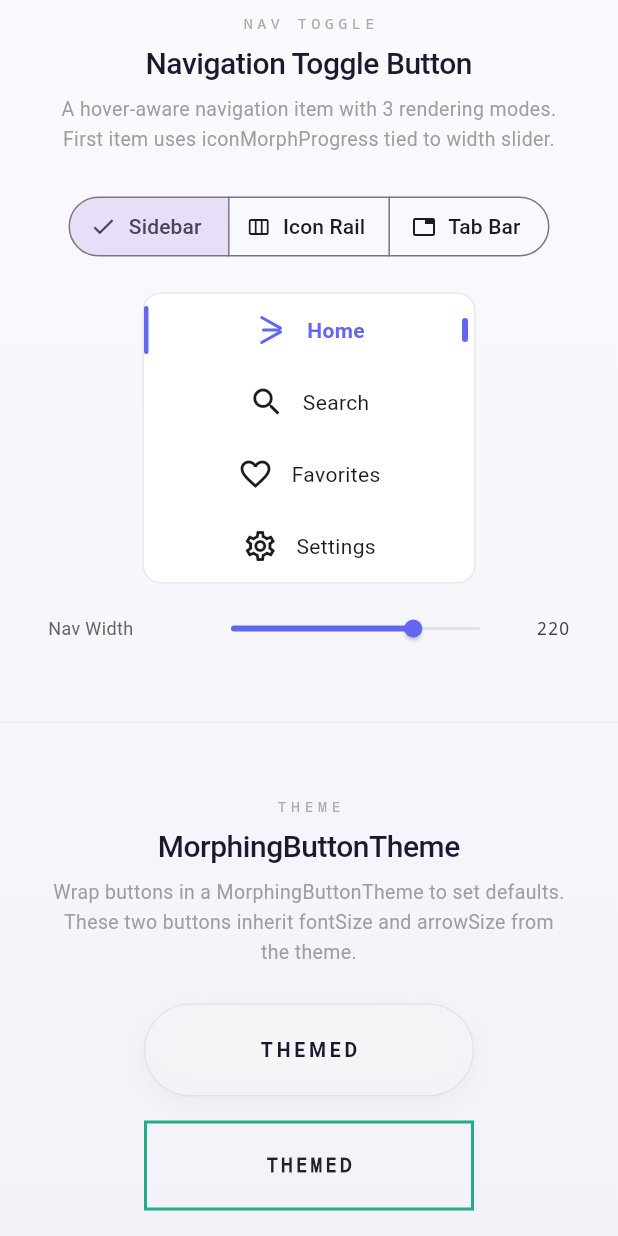
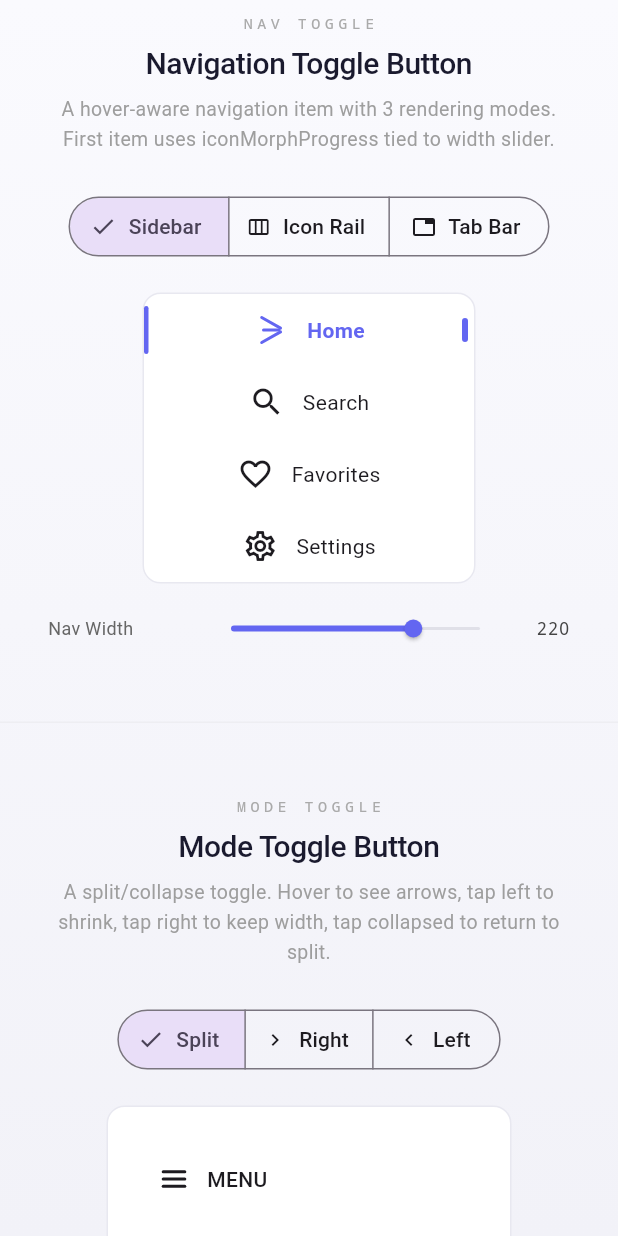
Before and after one commit to lianghualin/flutter_morphing_button, a Flutter app: the screen it shows after launch, scrolled down 1728 dp, on a phone screen of 412 x 824 dp. Run offline on Flutter 3.47's test engine with Material 3 defaults, Android fonts, the phone set to English and light mode, and no system bars.

Commit message:
Add ModeToggleButton: split/collapse toggle with morphing icon
New general-purpose toggle that shows two hover zones with directional
arrows in split mode, and collapses to full-width or icon-only on tap.
Uses TweenAnimationBuilder for morph and width animations, with
OverflowBox to prevent layout overflow during shrink transitions.

Co-Authored-By: Claude Opus 4.6 <noreply@anthropic.com>

```diff
--- a/example/lib/playground_page.dart
+++ b/example/lib/playground_page.dart
@@ -22,6 +22,12 @@ class _PlaygroundPageState extends State<PlaygroundPage> {
   NavToggleMode _navMode = NavToggleMode.sidebar;
   double _navWidth = 220;
   int _navSelectedIndex = 0;
+
+  // -- Mode Toggle --
+  ModeToggleState _modeToggleState = ModeToggleState.split;
+  double _modeToggleExpandedWidth = 220;
+  double _modeToggleCollapsedWidth = 52;
+  String _modeToggleLabel = 'MENU';
 
   // -- V1: Glass Pill --
   String _v1Label = 'EXPLORE';
@@ -423,6 +429,9 @@ class _PlaygroundPageState extends State<PlaygroundPage> {
               // NavToggle Demo
               _buildNavToggleSection(),
 
+              // Mode Toggle Demo
+              _buildModeToggleSection(),
+
               // Theme Demo
               _buildThemeSection(),
 
@@ -591,6 +600,145 @@ class _PlaygroundPageState extends State<PlaygroundPage> {
               ),
             ),
           ],
+        ],
+      ),
+    );
+  }
+
+  Widget _buildModeToggleSection() {
+    return Container(
+      width: double.infinity,
+      decoration: const BoxDecoration(
+        border: Border(bottom: BorderSide(color: Color(0xFFEEEEF2))),
+      ),
+      padding: const EdgeInsets.symmetric(horizontal: 32, vertical: 48),
+      child: Column(
+        children: [
+          const Text(
+            'MODE TOGGLE',
+            style: TextStyle(
+              fontSize: 10,
+              fontFamily: 'monospace',
+              letterSpacing: 3,
+              color: Color(0xFFAAAAAA),
+            ),
+          ),
+          const SizedBox(height: 6),
+          const Text(
+            'Mode Toggle Button',
+            style: TextStyle(
+              fontSize: 20,
+              fontWeight: FontWeight.w500,
+              color: Color(0xFF1A1A2E),
+              letterSpacing: -0.3,
+            ),
+          ),
+          const SizedBox(height: 6),
+          SizedBox(
+            width: 400,
+            child: Text(
+              'A split/collapse toggle. Hover to see arrows, '
+              'tap left to shrink, tap right to keep width, '
+              'tap collapsed to return to split.',
+              textAlign: TextAlign.center,
+              style: TextStyle(
+                fontSize: 13,
+                color: Colors.grey.shade500,
+                height: 1.5,
+              ),
+            ),
+          ),
+          const SizedBox(height: 24),
+          // State selector
+          SegmentedButton<ModeToggleState>(
+            segments: const [
+              ButtonSegment(
+                value: ModeToggleState.split,
+                label: Text('Split'),
+                icon: Icon(Icons.unfold_more, size: 16),
+              ),
+              ButtonSegment(
+                value: ModeToggleState.collapsedRight,
+                label: Text('Right'),
+                icon: Icon(Icons.chevron_right, size: 16),
+              ),
+              ButtonSegment(
+                value: ModeToggleState.collapsedLeft,
+                label: Text('Left'),
+                icon: Icon(Icons.chevron_left, size: 16),
+              ),
+            ],
+            selected: {_modeToggleState},
+            onSelectionChanged: (v) =>
+                setState(() => _modeToggleState = v.first),
+          ),
+          const SizedBox(height: 20),
+          // Interactive demo
+          Container(
+            decoration: BoxDecoration(
+              color: Colors.white,
+              borderRadius: BorderRadius.circular(12),
+              border: Border.all(color: const Color(0xFFE8E8F0)),
+            ),
+            padding: const EdgeInsets.all(24),
+            child: ModeToggleButton(
+              state: _modeToggleState,
+              expandedWidth: _modeToggleExpandedWidth,
+              collapsedWidth: _modeToggleCollapsedWidth,
+              label: _modeToggleLabel,
+              accentColor: const Color(0xFF6366F1),
+              enabled: _enabled,
+              splitRatio: _splitRatio,
+              onLeftTap: _modeToggleState == ModeToggleState.split
+                  ? () => setState(() {
+                        _modeToggleState = ModeToggleState.collapsedLeft;
+                        _lastTap = '\u2190 Mode Toggle: LEFT (collapse)';
+                      })
+                  : null,
+              onRightTap: _modeToggleState == ModeToggleState.split
+                  ? () => setState(() {
+                        _modeToggleState = ModeToggleState.collapsedRight;
+                        _lastTap = 'Mode Toggle: RIGHT (keep width) \u2192';
+                      })
+                  : null,
+              onTap: () {
+                if (_modeToggleState != ModeToggleState.split) {
+                  setState(() {
+                    _modeToggleState = ModeToggleState.split;
+                    _lastTap = 'Mode Toggle: expand back to split';
+                  });
+                }
+              },
+            ),
+          ),
+          const SizedBox(height: 16),
+          SizedBox(
+            width: 360,
+            child: Column(
+              children: [
+                _LabelControl(
+                  value: _modeToggleLabel,
+                  onChanged: (v) => setState(() => _modeToggleLabel = v),
+                ),
+                _SliderControl(
+                  label: 'Expanded W',
+                  value: _modeToggleExpandedWidth,
+                  min: 120,
+                  max: 360,
+                  onChanged: (v) =>
+                      setState(() => _modeToggleExpandedWidth = v),
+                ),
+                _SliderControl(
+                  label: 'Collapsed W',
+                  value: _modeToggleCollapsedWidth,
+                  min: 36,
+                  max: 80,
+                  onChanged: (v) =>
+                      setState(() => _modeToggleCollapsedWidth = v),
+                ),
+              ],
+            ),
+          ),
         ],
       ),
     );
--- a/lib/morphing_button.dart
+++ b/lib/morphing_button.dart
@@ -10,6 +10,7 @@ export 'src/variants/glass_pill_button.dart';
 export 'src/variants/outline_fill_button.dart';
 export 'src/variants/soft_shadow_button.dart';
 export 'src/variants/underline_minimal_button.dart';
+export 'src/mode_toggle_button.dart';
 export 'src/nav/nav_toggle_base.dart';
 export 'src/nav/nav_toggle_button.dart';
 export 'src/nav/nav_toggle_painters.dart';
--- /dev/null
+++ b/lib/src/mode_toggle_button.dart
@@ -0,0 +1,216 @@
+import 'package:flutter/material.dart';
+import 'hover_button_base.dart';
+import 'morphing_arrow_painter.dart';
+import 'nav/nav_toggle_painters.dart';
+
+/// The visual state of a [ModeToggleButton].
+///
+/// - [split]: Two hover zones with directional arrows; shows hamburger icon + label.
+/// - [collapsedRight]: Single zone at full width; morphed icon + label.
+/// - [collapsedLeft]: Single zone at icon-only width; morphed icon, label hidden.
+enum ModeToggleState { split, collapsedRight, collapsedLeft }
+
+/// A general-purpose split/collapse toggle button.
+///
+/// In [ModeToggleState.split] mode, the button shows two hover zones with
+/// directional arrows (left and right). Tapping either zone triggers
+/// [onLeftTap] or [onRightTap].
+///
+/// In collapsed modes, the button becomes a single-zone button:
+/// - [ModeToggleState.collapsedRight]: Keeps full width, shows morphed icon + label.
+/// - [ModeToggleState.collapsedLeft]: Shrinks to icon-only width, hides label.
+///
+/// Tapping the collapsed button fires [onTap], which the parent typically
+/// uses to return to [ModeToggleState.split].
+class ModeToggleButton extends HoverButtonBase {
+  final ModeToggleState state;
+  final double expandedWidth;
+  final double collapsedWidth;
+  final String? label;
+  final double iconSize;
+  final double arrowSize;
+  final double strokeWidth;
+  final Duration animationDuration;
+
+  const ModeToggleButton({
+    super.key,
+    this.state = ModeToggleState.split,
+    this.expandedWidth = 220,
+    this.collapsedWidth = 52,
+    this.label,
+    this.iconSize = 24,
+    this.arrowSize = 10,
+    this.strokeWidth = 2.0,
+    this.animationDuration = const Duration(milliseconds: 300),
+    super.onTap,
+    super.onLeftTap,
+    super.onRightTap,
+    super.accentColor,
+    super.textColor,
+    super.enabled,
+    super.splitRatio,
+  });
+
+  @override
+  State<ModeToggleButton> createState() => _ModeToggleButtonState();
+}
+
+class _ModeToggleButtonState
+    extends HoverButtonBaseState<ModeToggleButton> {
+  @override
+  Widget buildButton(BuildContext context) {
+    final targetMorph =
+        widget.state == ModeToggleState.split ? 0.0 : 1.0;
+    final targetWidth = widget.state == ModeToggleState.collapsedLeft
+        ? widget.collapsedWidth
+        : widget.expandedWidth;
+
+    return TweenAnimationBuilder<double>(
+      tween: Tween(end: targetMorph),
+      duration: widget.animationDuration,
+      builder: (context, morphProgress, _) {
+        return TweenAnimationBuilder<double>(
+          tween: Tween(end: targetWidth),
+          duration: widget.animationDuration,
+          builder: (context, currentWidth, _) {
+            return _buildContent(context, morphProgress, currentWidth);
+          },
+        );
+      },
+    );
+  }
+
+  Widget _buildContent(
+    BuildContext context,
+    double morphProgress,
+    double currentWidth,
+  ) {
+    final accent = widget.accentColor ?? const Color(0xFF6366F1);
+    final textCol =
+        widget.textColor ?? Theme.of(context).colorScheme.onSurface;
+    final isSplit = widget.state == ModeToggleState.split;
+
+    // Arrows only visible in split mode
+    final arrowPresence = isSplit ? presence : 0.0;
+    final leftFactor =
+        arrowPresence * (1.0 - dir * 2).clamp(0.0, 1.0);
+    final rightFactor =
+        arrowPresence * (dir * 2 - 1.0).clamp(0.0, 1.0);
+
+    // Label fades out as width shrinks toward collapsedWidth
+    final labelOpacity =
+        ((currentWidth - widget.collapsedWidth - 20) / 40).clamp(0.0, 1.0);
+
+    return SizedBox(
+      width: currentWidth,
+      height: 48,
+      child: Stack(
+        children: [
+          // Hover background
+          Positioned.fill(
+            child: Opacity(
+              opacity: presence * 0.08,
+              child: Container(
+                decoration: BoxDecoration(
+                  color: accent,
+                  borderRadius: BorderRadius.circular(8),
+                ),
+              ),
+            ),
+          ),
+          // Content row — Positioned.fill + ClipRect so content is
+          // clipped during width-shrink animation without layout overflow.
+          Positioned.fill(
+            child: ClipRect(
+              child: OverflowBox(
+                maxWidth: widget.expandedWidth,
+                alignment: Alignment.center,
+                child: Padding(
+                  padding: const EdgeInsets.symmetric(horizontal: 8),
+                  child: Row(
+                    mainAxisSize: MainAxisSize.min,
+                    children: [
+                      // Left arrow
+                      ClipRect(
+                        child: Align(
+                          alignment: Alignment.centerRight,
+                          widthFactor: leftFactor,
+                          child: Padding(
+                            padding: const EdgeInsets.only(right: 8),
+                            child: CustomPaint(
+                              size: Size(widget.arrowSize * 2.8,
+                                  widget.arrowSize * 2.8),
+                              painter: MorphingArrowPainter(
+                                ratio: ratio,
+                                presence: presence,
+                                dir: dir,
+                                color: accent,
+                                strokeWidth: widget.strokeWidth,
+                                arrowSize: widget.arrowSize,
+                              ),
+                            ),
+                          ),
+                        ),
+                      ),
+                      // Hamburger / morph icon
+                      CustomPaint(
+                        size: Size.square(widget.iconSize),
+                        painter: HamburgerMorphPainter(
+                          morphProgress: morphProgress,
+                          color: textCol,
+                          strokeWidth: widget.strokeWidth,
+                        ),
+                      ),
+                      // Label
+                      if (widget.label != null && labelOpacity > 0.01)
+                        Flexible(
+                          child: Padding(
+                            padding: const EdgeInsets.only(left: 10),
+                            child: Opacity(
+                              opacity: labelOpacity,
+                              child: Text(
+                                widget.label!,
+                                overflow: TextOverflow.ellipsis,
+                                maxLines: 1,
+                                style: TextStyle(
+                                  fontSize: 14,
+                                  fontWeight: FontWeight.w500,
+                                  color: textCol,
+                                ),
+                              ),
+                            ),
+                          ),
+                        ),
+                      // Right arrow
+                      ClipRect(
+                        child: Align(
+                          alignment: Alignment.centerLeft,
+                          widthFactor: rightFactor,
+                          child: Padding(
+                            padding: const EdgeInsets.only(left: 8),
+                            child: CustomPaint(
+                              size: Size(widget.arrowSize * 2.8,
+                                  widget.arrowSize * 2.8),
+                              painter: MorphingArrowPainter(
+                                ratio: ratio,
+                                presence: presence,
+                                dir: dir,
+                                color: accent,
+                                strokeWidth: widget.strokeWidth,
+                                arrowSize: widget.arrowSize,
+                              ),
+                            ),
+                          ),
+                        ),
+                      ),
+                    ],
+                  ),
+                ),
+              ),
+            ),
+          ),
+        ],
+      ),
+    );
+  }
+}
```
Also changed, not shown: 1 other file.
